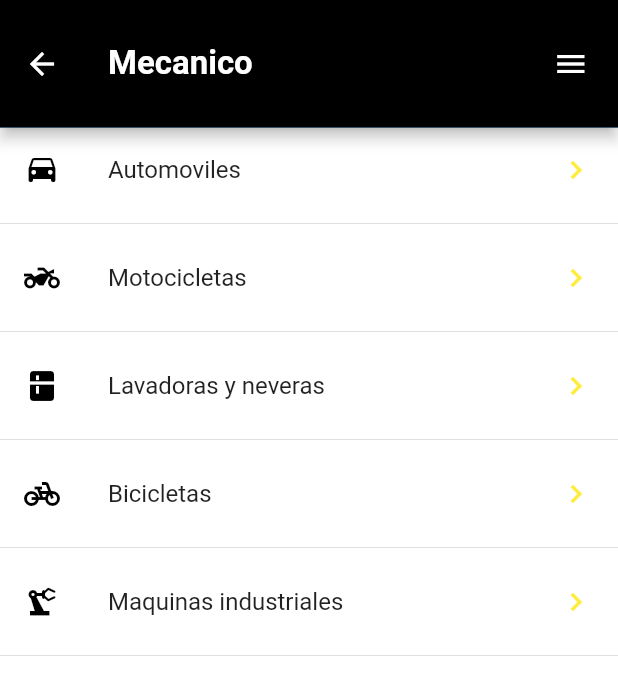
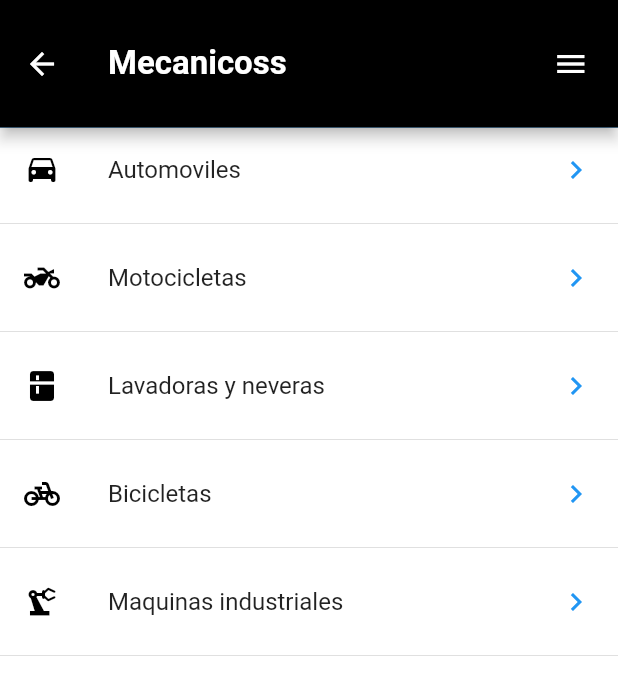
Before and after one commit to Julian-Carlosama/bythinkProject, a Flutter app: the HomePage screen opened by its route, after a tap on the "build" icon, on a phone screen of 412 x 824 dp. Shown: the top 695 px of the screen. Run offline on Flutter 3.47's test engine with Material 2 defaults, Android fonts, the phone set to English and light mode, and no system bars; network calls fail; Roboto replaces fonts that are missing (arial).

```diff
--- a/lib/src/options/cards_home.dart
+++ b/lib/src/options/cards_home.dart
@@ -1,3 +1,5 @@
+// ignore_for_file: deprecated_member_use
+
 import 'package:flutter/material.dart';
 
 class CardHome extends StatelessWidget {
@@ -25,7 +27,11 @@ class CardHome extends StatelessWidget {
                 ButtonBar(
                   alignment: MainAxisAlignment.start,
                   children: [
-                    FlatButton(
+                    ElevatedButton(
+                      style: ElevatedButton.styleFrom(
+                        primary: Colors.white, // background
+                        onPrimary: Colors.green, // foreground
+                      ),
                       child: Text(
                         //'Mechanic',
                         'Mecanico',
@@ -48,7 +54,7 @@ class CardHome extends StatelessWidget {
                 ButtonBar(
                   alignment: MainAxisAlignment.center,
                   children: [
-                    FlatButton(
+                    ElevatedButton(
                       child: Text(
                         //'Request a service',
                         'Solicitar servicio',
@@ -76,7 +82,7 @@ class CardHome extends StatelessWidget {
                 ButtonBar(
                   alignment: MainAxisAlignment.start,
                   children: [
-                    FlatButton(
+                    ElevatedButton(
                       child: Text(
                         'Cerrajero',
                         style: TextStyle(
@@ -94,7 +100,7 @@ class CardHome extends StatelessWidget {
                 ButtonBar(
                   alignment: MainAxisAlignment.center,
                   children: [
-                    FlatButton(
+                    ElevatedButton(
                       child: Text(
                         'Solicitar servicio',
                         style: TextStyle(color: Colors.black),
@@ -119,7 +125,7 @@ class CardHome extends StatelessWidget {
                 ButtonBar(
                   alignment: MainAxisAlignment.start,
                   children: [
-                    FlatButton(
+                    ElevatedButton(
                       child: Text(
                         //'Plumber',
                         'Plomero',
@@ -138,7 +144,7 @@ class CardHome extends StatelessWidget {
                 ButtonBar(
                   alignment: MainAxisAlignment.center,
                   children: [
-                    FlatButton(
+                    ElevatedButton(
                       child: Text(
                         //'Request a service',
                         'Solicitar servicio',
@@ -164,7 +170,7 @@ class CardHome extends StatelessWidget {
                 ButtonBar(
                   alignment: MainAxisAlignment.start,
                   children: [
-                    FlatButton(
+                    ElevatedButton(
                       child: Text(
                         //'Builder',
                         'Constructor',
@@ -183,7 +189,7 @@ class CardHome extends StatelessWidget {
                 ButtonBar(
                   alignment: MainAxisAlignment.center,
                   children: [
-                    FlatButton(
+                    ElevatedButton(
                       child: Text(
                         //'Request a service',
                         'Solicitar servicio',
@@ -209,7 +215,7 @@ class CardHome extends StatelessWidget {
                 ButtonBar(
                   alignment: MainAxisAlignment.start,
                   children: [
-                    FlatButton(
+                    ElevatedButton(
                       child: Text(
                         //'Electrical technician',
                         'Electricista',
@@ -228,7 +234,7 @@ class CardHome extends StatelessWidget {
                 ButtonBar(
                   alignment: MainAxisAlignment.center,
                   children: [
-                    FlatButton(
+                    ElevatedButton(
                       child: Text(
                         //'Request a service',
                         'Solicitar servicio',
@@ -254,7 +260,7 @@ class CardHome extends StatelessWidget {
                 ButtonBar(
                   alignment: MainAxisAlignment.start,
                   children: [
-                    FlatButton(
+                    ElevatedButton(
                       child: Text(
                         'Carpintero',
                         style: TextStyle(
@@ -272,7 +278,7 @@ class CardHome extends StatelessWidget {
                 ButtonBar(
                   alignment: MainAxisAlignment.center,
                   children: [
-                    FlatButton(
+                    ElevatedButton(
                       child: Text(
                         'Request a service',
                         style: TextStyle(color: Colors.black),
--- a/lib/src/options/options_buttons.dart
+++ b/lib/src/options/options_buttons.dart
@@ -24,15 +24,14 @@ class OptionsButtoms extends StatelessWidget {
                     size: 50,
                   ),
                   //color: Colors.white,
-                  onPressed: () =>
-                    Navigator.push(
-                        context,
-                        MaterialPageRoute(
-                          builder: (context) => MechanicSection(),
-                        )),
+                  onPressed: () => Navigator.push(
+                      context,
+                      MaterialPageRoute(
+                        builder: (context) => MechanicSection(),
+                      )),
                 ),
                 const Text(
-                  'Mechanic',
+                  'Mechanico',
                   //'Mecánico',
                   textAlign: TextAlign.center,
                   style: TextStyle(
--- a/lib/src/pages/mechanic_section.dart
+++ b/lib/src/pages/mechanic_section.dart
@@ -1,14 +1,12 @@
 //import 'package:bythink/src/options/categories.dart';
 import 'package:bythink/src/pages/mechanic/carScreen.dart';
 import 'package:flutter/material.dart';
-
 import 'package:bythink/src/providers/main_provides.dart';
 import 'package:bythink/src/utils/icon_string.dart';
 
 // Class that displays the items that make up mechanic
 class MechanicSection extends StatelessWidget {
   MechanicSection({Key? key}) : super(key: key);
-
 
   /*final options = [
     'Automotive',
@@ -27,27 +25,43 @@ class MechanicSection extends StatelessWidget {
         // ignore: prefer_const_constructors
         title: Text(
           //'Mechanic',
-            'Mecanico',
+          'Mecanicoss',
           style: const TextStyle(
               fontSize: 22, fontWeight: FontWeight.bold, fontFamily: 'arial'),
         ),
         actions: [
           Padding(
             padding: const EdgeInsets.symmetric(horizontal: 7.5),
-              child: IconButton(icon: const Icon(Icons.menu), onPressed: () {}),
+            child: IconButton(
+                icon: const Icon(Icons.menu),
+                onPressed: () {
+                  Navigator.push(
+                    context,
+                    MaterialPageRoute(builder: (context) => const SectionCar()),
+                  );
+                }),
           )
         ],
       ),
-        body: _list()
+      body: FutureBuilder(
+        future: mainProvider.mech(),
+        initialData: [],
+        builder: (context, AsyncSnapshot<List<dynamic>> snapshot) {
+          return ListView(
+            children: _listItems(snapshot.data),
+          );
+        },
+        //body: _list()
         /*body: ListView(
           //children: [Column(children: _CreateOptions())],
           children: [Column(children: _CreateOptions())],
         )*/
+      ),
     );
   }
 
   // Widget that call the main provider components
-  Widget _list() {
+  /*Widget _list() {
     return FutureBuilder(
       future: mainProvider.mech(),
       initialData: [],
@@ -57,30 +71,26 @@ class MechanicSection extends StatelessWidget {
         );
       },
     );
-  }
+  }*/
 
-  // List the items like name and text available
+  // List the items like name and icons available
   List<Widget> _listItems(data) {
-    final List<Widget> options2 = [];
+    final List<Widget> option = [];
     data.forEach((element) {
       final widgetOptions = ListTile(
           title: Text(element['nameText']),
           leading: getIcon(element['icon']),
-        trailing: Icon(Icons.keyboard_arrow_right, color: Colors.yellow),
-          onTap: () {}
-          /*Navigator.push(
-            context,
-            MaterialPageRoute(
-              builder: (context) => SectionCar(),
-            ))*/
-      );
-
-      options2
+          // Aqui podré llamar el widget que se crea para redirecionar
+          trailing: Icon(Icons.keyboard_arrow_right, color: Colors.blue),
+          onTap: () {
+            //print("tapped on container");
+          });
+      option
         ..add(widgetOptions)
         ..add(Divider());
     });
 
-    return options2;
+    return option;
   }
 
   /*List<Widget> _CreateOptions() {
@@ -98,3 +108,24 @@ class MechanicSection extends StatelessWidget {
     }).toList();
   }*/
 }
+
+class newrout extends StatelessWidget {
+  const newrout({Key? key}) : super(key: key);
+
+  @override
+  Widget build(BuildContext context) {
+    return Scaffold(
+      body: Center(
+        child: ElevatedButton(
+          child: const Text('Open route'),
+          onPressed: () {
+            Navigator.push(
+              context,
+              MaterialPageRoute(builder: (context) => MechanicSection()),
+            );
+          },
+        ),
+      ),
+    );
+  }
+}
```
Also changed, not shown: lib/src/pages/mechanic/carScreen.dart (+12 -2 lines), pubspec.lock, 1 other file. Lines whose indentation alone changed are shown as unchanged.
